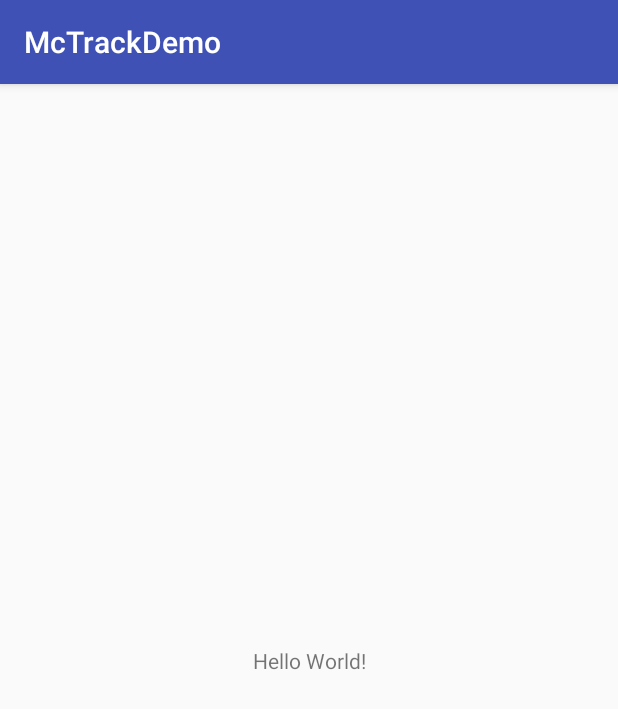
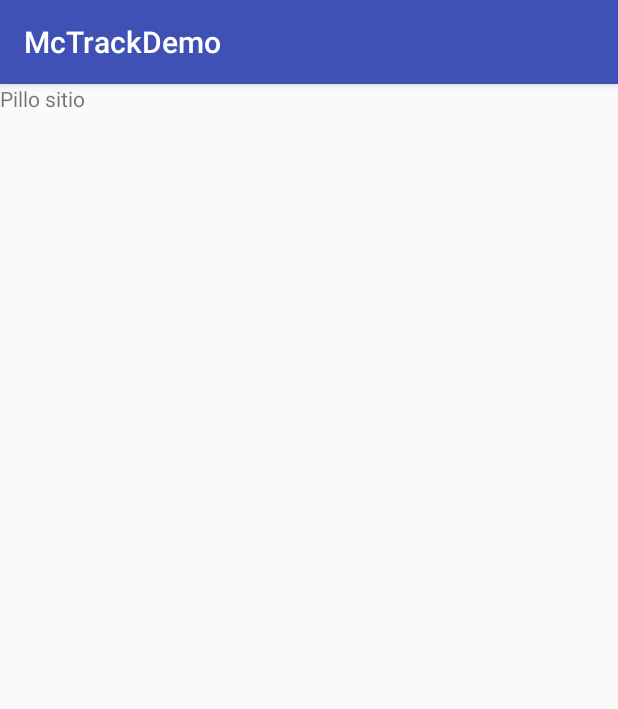
Before and after one commit to LaQuay/McTrack, an Android app: the screen it shows after launch (MainActivity), on a phone screen of 412 x 824 dp. Shown: the top 709 px of the screen. Run offline under Robolectric (Android 15) with nearby library versions, the phone set to English and light mode, and no system bars; libraries missing offline, so code that uses them is left out: com.github.kittinunf.fuel; 1 statement that could not run was skipped.

Commit message:
Kotlin with HTTP

```diff
--- a/app/app/build.gradle
+++ b/app/app/build.gradle
@@ -29,8 +29,12 @@ dependencies {
     compile 'com.android.support.constraint:constraint-layout:1.0.2'
     testCompile 'junit:junit:4.12'
     compile "org.jetbrains.kotlin:kotlin-stdlib-jre7:$kotlin_version"
+    compile 'com.github.kittinunf.fuel:fuel:1.7.0' //for JVM
+    compile 'com.github.kittinunf.fuel:fuel-android:1.7.0' //for Android
+    compile 'com.github.kittinunf.fuel:fuel-rxjava:1.7.0' //for RxJava support
 }
 
 repositories {
     mavenCentral()
+    jcenter()
 }
--- a/app/app/src/main/AndroidManifest.xml
+++ b/app/app/src/main/AndroidManifest.xml
@@ -1,6 +1,9 @@
 <?xml version="1.0" encoding="utf-8"?>
 <manifest xmlns:android="http://schemas.android.com/apk/res/android"
     package="dev.juanmarc.tracking.mctrackdemo">
+
+    <uses-permission android:name="android.permission.INTERNET" />
+    <uses-permission android:name="android.permission.ACCESS_NETWORK_STATE" />
 
     <application
         android:allowBackup="true"
--- a/app/app/src/main/java/dev/juanmarc/tracking/mctrackdemo/MainActivity.kt
+++ b/app/app/src/main/java/dev/juanmarc/tracking/mctrackdemo/MainActivity.kt
@@ -8,5 +8,15 @@ class MainActivity : AppCompatActivity() {
     override fun onCreate(savedInstanceState: Bundle?) {
         super.onCreate(savedInstanceState)
         setContentView(R.layout.activity_main)
+
+        if (savedInstanceState == null) {
+            val ft = supportFragmentManager.beginTransaction()
+
+            ft.setCustomAnimations(
+                    R.anim.abc_fade_in, R.anim.abc_fade_out, R.anim.abc_popup_enter, R.anim.abc_popup_exit)
+            ft.replace(R.id.activity_base_content, MainFragment())
+            ft.addToBackStack(null)
+            ft.commit()
+        }
     }
 }
--- /dev/null
+++ b/app/app/src/main/java/dev/juanmarc/tracking/mctrackdemo/MainFragment.kt
@@ -0,0 +1,38 @@
+package dev.juanmarc.tracking.mctrackdemo
+
+import android.os.Bundle
+import android.support.v4.app.Fragment
+import android.util.Log
+import android.view.LayoutInflater
+import android.view.View
+import android.view.ViewGroup
+import com.github.kittinunf.fuel.Fuel
+
+/**
+ * Created by LaQuay on 17/06/2017.
+ */
+
+class MainFragment : Fragment() {
+    var TAG: String = "MainFragment" //TODO Do with TAGNAME
+
+    override fun onCreateView(inflater: LayoutInflater, container: ViewGroup?, savedInstanceState: Bundle?): View? {
+        val view = inflater.inflate(R.layout.fragment_main, container, false)
+
+        testHTTP()
+
+        return view
+    }
+
+    fun testHTTP() {
+        Fuel.get("http://httpbin.org/get").responseString { request, response, result ->
+            result.fold({ d ->
+                //do something with data
+                Log.e(TAG, d)
+
+            }, { err ->
+                //do something with error
+                Log.e(TAG, err.toString())
+            })
+        }
+    }
+}
--- a/app/app/src/main/res/layout/activity_main.xml
+++ b/app/app/src/main/res/layout/activity_main.xml
@@ -1,18 +1,13 @@
 <?xml version="1.0" encoding="utf-8"?>
 <android.support.constraint.ConstraintLayout xmlns:android="http://schemas.android.com/apk/res/android"
-    xmlns:app="http://schemas.android.com/apk/res-auto"
     xmlns:tools="http://schemas.android.com/tools"
     android:layout_width="match_parent"
     android:layout_height="match_parent"
     tools:context="dev.juanmarc.tracking.mctrackdemo.MainActivity">
 
-    <TextView
-        android:layout_width="wrap_content"
-        android:layout_height="wrap_content"
-        android:text="Hello World!"
-        app:layout_constraintBottom_toBottomOf="parent"
-        app:layout_constraintLeft_toLeftOf="parent"
-        app:layout_constraintRight_toRightOf="parent"
-        app:layout_constraintTop_toTopOf="parent" />
+    <FrameLayout
+        android:id="@+id/activity_base_content"
+        android:layout_width="match_parent"
+        android:layout_height="match_parent" />
 
 </android.support.constraint.ConstraintLayout>
--- /dev/null
+++ b/app/app/src/main/res/layout/fragment_main.xml
@@ -0,0 +1,9 @@
+<RelativeLayout xmlns:android="http://schemas.android.com/apk/res/android"
+    android:layout_width="match_parent"
+    android:layout_height="match_parent">
+
+    <TextView
+        android:layout_width="match_parent"
+        android:layout_height="match_parent"
+        android:text="Pillo sitio" />
+</RelativeLayout>
```
